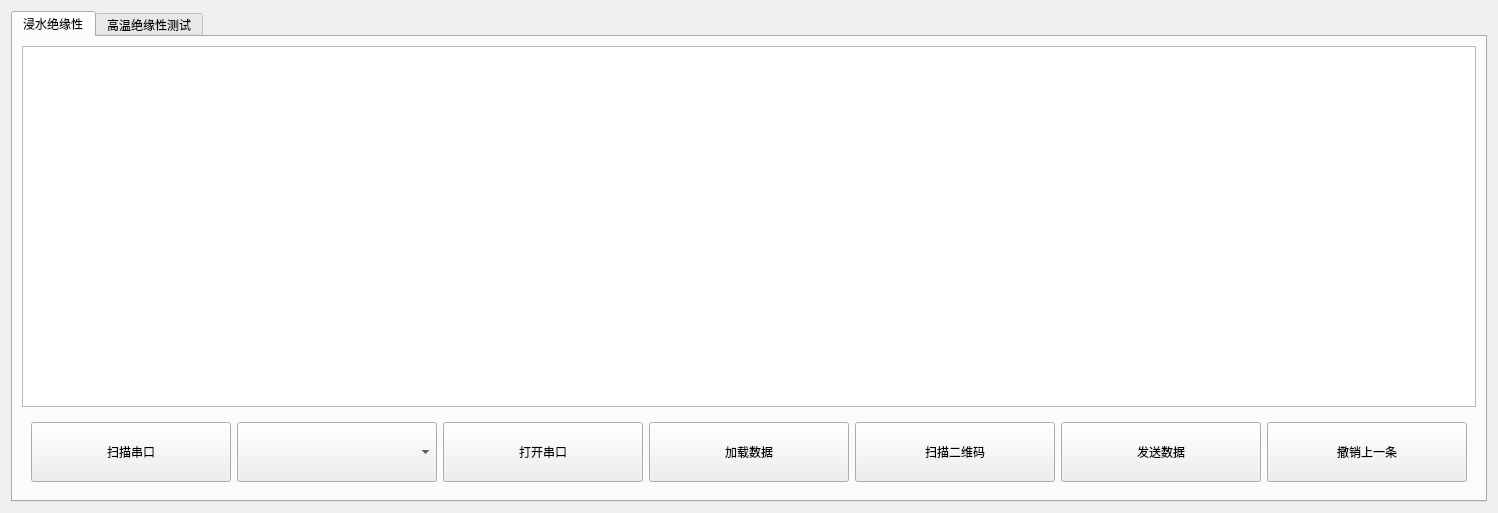
Before: the Qt Designer form DC_3/test.ui in kingsun998/Qt, drawn with Qt 5.
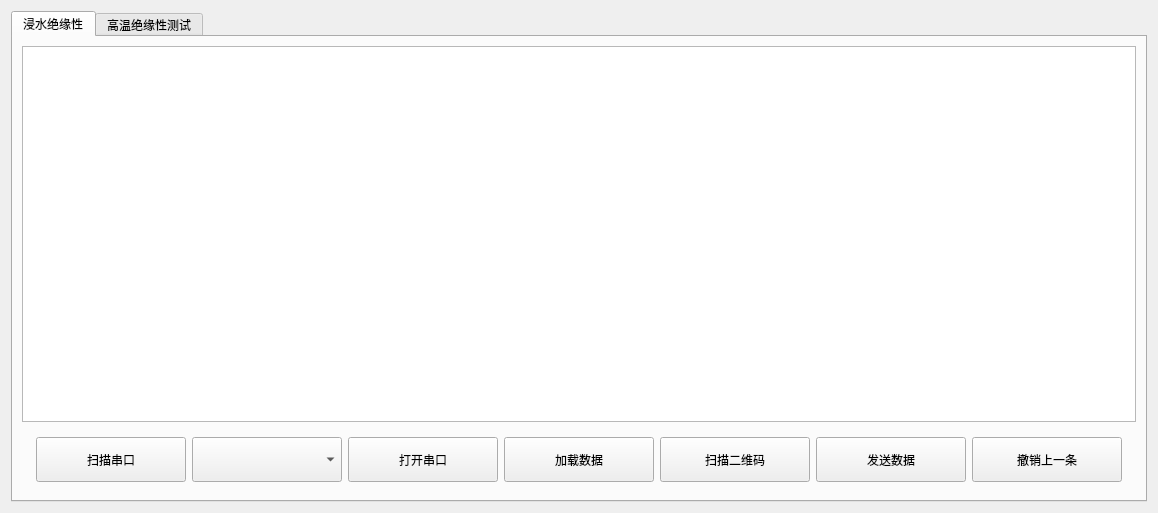
After: the same form once the commit is applied. The open tabs and pages were chosen to show the change.

Diff of the .ui file:
```diff
--- a/DC_3/test.ui
+++ b/DC_3/test.ui
@@ -6,7 +6,7 @@
    <rect>
     <x>0</x>
     <y>0</y>
-    <width>720</width>
+    <width>1158</width>
     <height>513</height>
    </rect>
   </property>
@@ -47,8 +47,8 @@
            <widget class="QPushButton" name="pushButton_5">
             <property name="minimumSize">
              <size>
-              <width>200</width>
-              <height>60</height>
+              <width>150</width>
+              <height>45</height>
              </size>
             </property>
             <property name="text">
@@ -60,8 +60,8 @@
            <widget class="QComboBox" name="comboBox">
             <property name="minimumSize">
              <size>
-              <width>200</width>
-              <height>60</height>
+              <width>150</width>
+              <height>45</height>
              </size>
             </property>
            </widget>
@@ -70,8 +70,8 @@
            <widget class="QPushButton" name="pushButton_6">
             <property name="minimumSize">
              <size>
-              <width>200</width>
-              <height>60</height>
+              <width>150</width>
+              <height>45</height>
              </size>
             </property>
             <property name="text">
@@ -83,8 +83,8 @@
            <widget class="QPushButton" name="pushButton_3">
             <property name="minimumSize">
              <size>
-              <width>200</width>
-              <height>60</height>
+              <width>150</width>
+              <height>45</height>
              </size>
             </property>
             <property name="text">
@@ -96,8 +96,8 @@
            <widget class="QPushButton" name="pushButton">
             <property name="minimumSize">
              <size>
-              <width>200</width>
-              <height>60</height>
+              <width>150</width>
+              <height>45</height>
              </size>
             </property>
             <property name="text">
@@ -109,8 +109,8 @@
            <widget class="QPushButton" name="pushButton_2">
             <property name="minimumSize">
              <size>
-              <width>200</width>
-              <height>60</height>
+              <width>150</width>
+              <height>45</height>
              </size>
             </property>
             <property name="text">
@@ -122,8 +122,8 @@
            <widget class="QPushButton" name="pushButton_4">
             <property name="minimumSize">
              <size>
-              <width>200</width>
-              <height>60</height>
+              <width>150</width>
+              <height>45</height>
              </size>
             </property>
             <property name="text">
```
Left out of the diff: 20 changed lines with no effect on the pictures.
